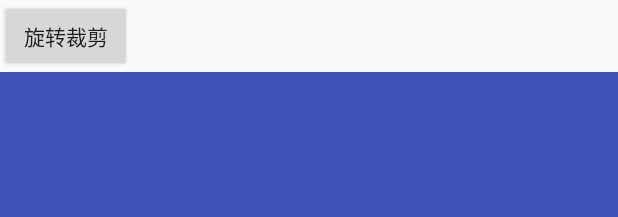
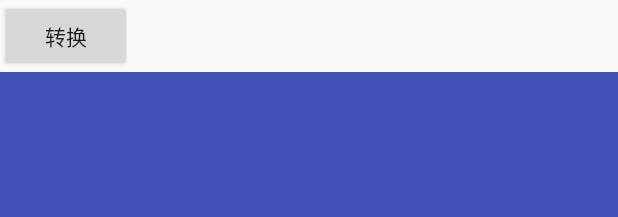
Before and after one commit to XIAIBIANCHENG/android-libyuv, an Android app: the layout activity_main.xml on its own in the app's theme, with its tools: preview values and no code run, on a phone screen of 412 x 824 dp. Shown: the top 217 px of the screen. Run offline under Robolectric (Android 15) with nearby library versions, the phone set to English and light mode, and no system bars.

Commit message:
修改界面
修改界面

```diff
--- a/libyuv/app/src/main/res/layout/activity_main.xml
+++ b/libyuv/app/src/main/res/layout/activity_main.xml
@@ -15,7 +15,7 @@
             android:layout_width="wrap_content"
             android:layout_height="wrap_content"
             android:layout_weight="1"
-            android:text="旋转裁剪" />
+            android:text="转换" />
     </LinearLayout>
 
     <ImageView
```
